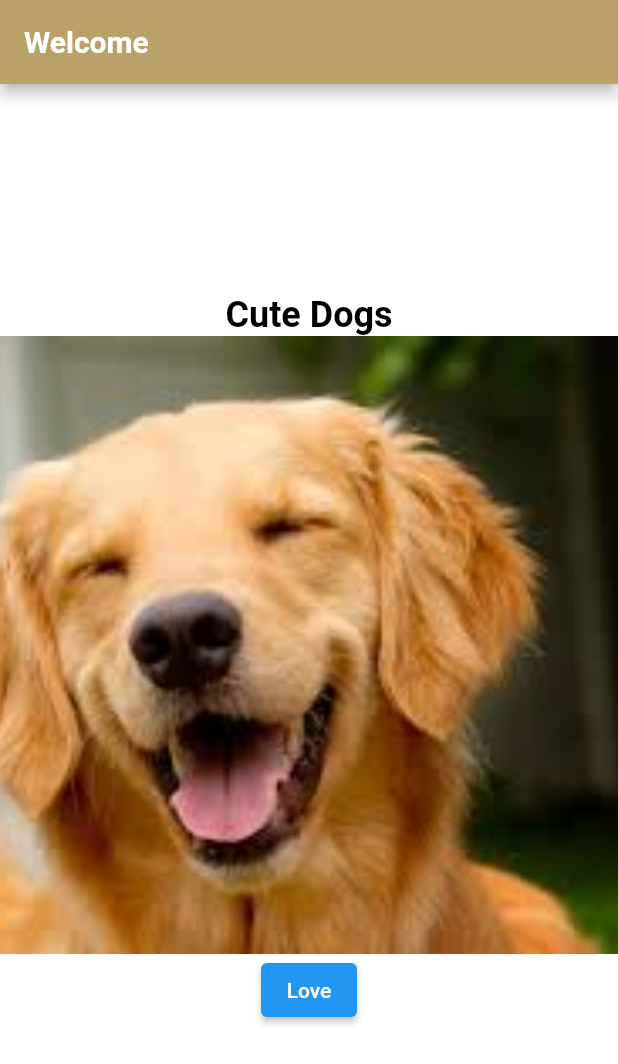
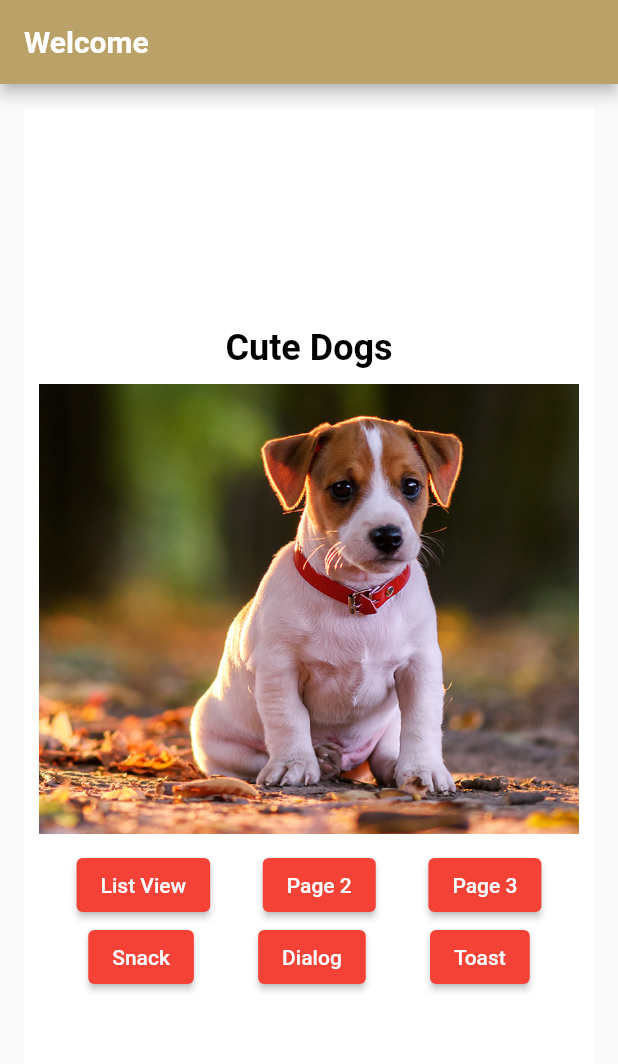
Before and after one commit to amandadetofol/Flutter, a Flutter app: the screen it shows after launch, on a phone screen of 412 x 824 dp. Shown: the top 1064 px of the screen. Run offline on Flutter 3.47's test engine with Material 2 defaults, Android fonts, the phone set to English and light mode, and no system bars.

Commit message:
row, pageview, margin, padding, scroll básico, navegacao entre telas - context, route

```diff
--- a/animal_app/lib/home_page.dart
+++ b/animal_app/lib/home_page.dart
@@ -1,5 +1,7 @@
-import 'package:animal_app/testes/column.dart';
-import 'package:animal_app/testes/row.dart';
+import 'package:animal_app/testes/button.dart';
+import 'package:animal_app/testes/pages/hello_page1.dart';
+import 'package:animal_app/testes/pages/hello_page2.dart';
+import 'package:animal_app/testes/pages/hello_page3.dart';
 import 'package:flutter/material.dart';
 
 class Home extends StatelessWidget {
@@ -7,34 +9,24 @@ class Home extends StatelessWidget {
 
   @override
   Widget build(BuildContext context){
-    Size size = MediaQuery.of(context).size;
 
     return Scaffold(
-      body: Container(
+      body:
+       Padding(
+        padding: const EdgeInsets.all(16),
+        child: Container(
           color: Colors.white,
           child:
             Column(
               mainAxisAlignment: MainAxisAlignment.center,
               mainAxisSize: MainAxisSize.max,
               children: [
-                const Text("Cute Dogs",
-                  style: TextStyle(
-                    fontSize: 24,
-                    fontWeight: FontWeight.bold,
-                    color: Colors.black,
+                    _title(),
+                    _pageView(context),
+                    _column(context),
+                ],
             )
         ),
-                Image.asset(
-                  height: size.width,
-                  width: size.width,
-                  fit: BoxFit.cover,
-                  "lib/assets/images/dog2.png"),
-                ElevatedButton(onPressed:(){
-                  print("Like this dog");
-                }
-                , child: Text("Love"))
-              ],
-          )
       ),
       appBar: AppBar(
         backgroundColor: Color.fromARGB(255, 186, 161, 103),
@@ -46,4 +38,106 @@ class Home extends StatelessWidget {
         )
       );
   }
+
+  _column(BuildContext context){
+    return Column(children: [
+        Row(
+          mainAxisAlignment: MainAxisAlignment.spaceEvenly,
+          children:
+          [LearningButton(text: 'List View', onPressed: () {
+              _handleListViewButtonTap(context);
+           },),
+            LearningButton(text: 'Page 2',onPressed: () {
+              _handlePage2ButtonTap(context);
+           },),
+            LearningButton(text: 'Page 3',onPressed: () {
+              _handlePage3ButtonTap(context);
+           },)]),
+        Row(
+          mainAxisAlignment: MainAxisAlignment.spaceEvenly,
+          children:
+          [ LearningButton(text: 'Snack',onPressed: () {
+              _handleSnackButtonTap(context);
+           },),
+            LearningButton(text: 'Dialog', onPressed: () {
+              _handleDialogButtonTap(context);
+           },),
+            LearningButton(text: 'Toast',onPressed: () {
+              _handleToastButtonTap(context);
+           },),
+          ])
+      ],
+    );
   }
+
+  _handleListViewButtonTap(BuildContext context){
+    goToNavigator(context, const HelloPage1());
+  }
+
+  _handlePage2ButtonTap(BuildContext context){
+    goToNavigator(context, const HelloPage2());
+  }
+
+  _handlePage3ButtonTap(BuildContext context){
+    goToNavigator(context, const HelloPage3());
+  }
+
+  _handleSnackButtonTap(BuildContext context){
+    print(context);
+  }
+
+  _handleDialogButtonTap(BuildContext context){
+    print(context);
+  }
+
+  _handleToastButtonTap(BuildContext context){
+    print(context);
+  }
+
+  goToNavigator(
+    BuildContext context,
+    Widget page){
+      Navigator.push(context, MaterialPageRoute(builder: (BuildContext context) {
+        return page;
+      }));
+  }
+
+  _image(
+    BuildContext context,
+   {required String img}){
+      Size size = MediaQuery.of(context).size;
+
+      return Image.asset(
+          height: size.width,
+          width: size.width,
+          fit: BoxFit.cover,
+          img);
+    }
+
+  _title(){
+    return const Text(
+      "Cute Dogs",
+      style: TextStyle(
+        fontSize: 24,
+        fontWeight: FontWeight.bold,
+        color: Colors.black,
+      )
+    );
+  }
+
+  _pageView(BuildContext context){
+     return Container(
+        margin: EdgeInsets.all(10),
+        height: 300,
+        child:PageView(children: [
+            _image(context, img: "lib/assets/images/dog1.png"),
+            _image(context, img: "lib/assets/images/dog2.png"),
+            _image(context, img: "lib/assets/images/dog3.png"),
+            _image(context, img: "lib/assets/images/dog4.png"),
+            _image(context, img: "lib/assets/images/dog5.png"),
+        ],
+        ),
+      );
+  }
+
+}
--- a/animal_app/lib/testes/button.dart
+++ b/animal_app/lib/testes/button.dart
@@ -1,8 +1,11 @@
-
+import 'package:animal_app/testes/pages/hello_page1.dart';
 import 'package:flutter/material.dart';
 
 final class LearningButton extends StatelessWidget {
-   const LearningButton({super.key});
+  String text = "";
+  VoidCallback onPressed;
+
+  LearningButton({super.key, required this.text, required this.onPressed});
 
   @override
   Widget build(BuildContext context){
@@ -10,18 +13,13 @@ final class LearningButton extends StatelessWidget {
         style: ElevatedButton.styleFrom(
           backgroundColor: Colors.red),
         onPressed: () {
-          onClickOk("Botao Pressionado");
+          onPressed();
         },
-        child: const Text(
-          'Meu Botão',
+        child: Text(
+          text,
           style: TextStyle(
             backgroundColor: Colors.red),
             ),
     );
   }
-
-  void onClickOk(String message){
-    print(message);
-  }
-
 }
```
Also changed, not shown: animal_app/lib/testes/column.dart (+19 -4 lines), animal_app/lib/testes/pages/hello_page1.dart (added, +23 -0 lines), animal_app/lib/testes/pages/hello_page2.dart (added, +23 -0 lines), animal_app/lib/testes/pages/hello_page3.dart (added, +23 -0 lines), animal_app/lib/testes/row.dart (+18 -4 lines). Lines whose indentation alone changed are shown as unchanged.
